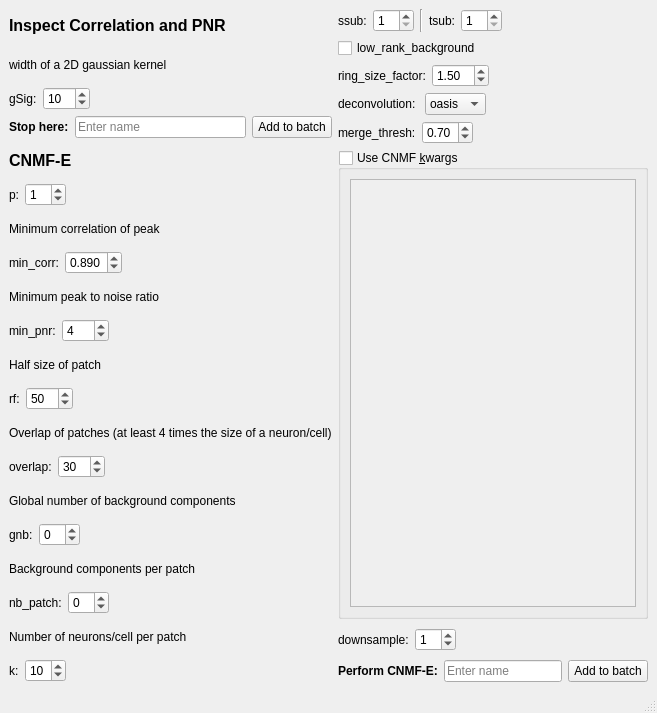
This is mesmerize_napari/ui_files/cnmfe_template.ui in nel-lab/mesmerize-napari as Qt 5 draws it before an edit. The edited form follows.
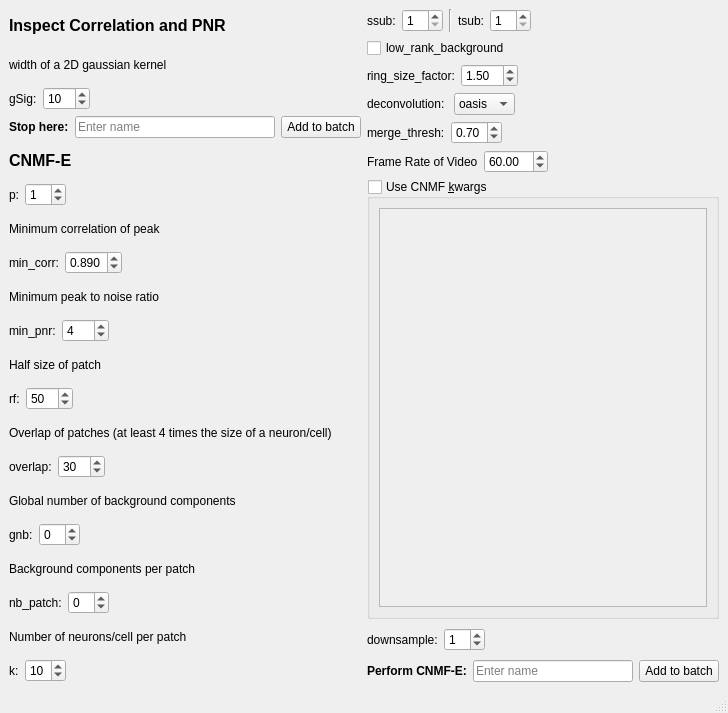
This is the edited form.

Commit message: added framerate spinbox in cnmfe/cnmf gui, added 'fr' param to cnmf and cnmfe kwargs

Diff of the .ui file:
```diff
--- a/mesmerize_napari/ui_files/cnmfe_template.ui
+++ b/mesmerize_napari/ui_files/cnmfe_template.ui
@@ -6,7 +6,7 @@
    <rect>
     <x>0</x>
     <y>0</y>
-    <width>657</width>
+    <width>728</width>
     <height>713</height>
    </rect>
   </property>
@@ -14,8 +14,8 @@
    <string>params cnmfe</string>
   </property>
   <widget class="QWidget" name="centralwidget">
-   <layout class="QHBoxLayout" name="horizontalLayout_8">
-    <item>
+   <layout class="QGridLayout" name="gridLayout">
+    <item row="0" column="0" rowspan="9">
      <layout class="QVBoxLayout" name="verticalLayout">
       <item>
        <widget class="QLabel" name="label_5">
@@ -455,9 +455,7 @@
       </item>
      </layout>
     </item>
-    <item>
-     <layout class="QVBoxLayout" name="verticalLayout_2">
-      <item>
+    <item row="0" column="1">
        <layout class="QHBoxLayout" name="horizontalLayout_23">
         <item>
          <widget class="QLabel" name="label_35">
@@ -518,14 +516,14 @@
         </item>
        </layout>
       </item>
-      <item>
+    <item row="1" column="1">
        <widget class="QCheckBox" name="checkBox_low_rank_background">
         <property name="text">
          <string>low_rank_background</string>
         </property>
        </widget>
       </item>
-      <item>
+    <item row="2" column="1">
        <layout class="QHBoxLayout" name="horizontalLayout_4">
         <item>
          <widget class="QLabel" name="label_6">
@@ -559,7 +557,7 @@
         </item>
        </layout>
       </item>
-      <item>
+    <item row="3" column="1">
        <layout class="QHBoxLayout" name="horizontalLayout_5">
         <item>
          <widget class="QLabel" name="label_4">
@@ -602,7 +600,7 @@
         </item>
        </layout>
       </item>
-      <item>
+    <item row="4" column="1">
        <layout class="QHBoxLayout" name="horizontalLayout_14">
         <item>
          <widget class="QLabel" name="label_22">
@@ -639,7 +637,41 @@
         </item>
        </layout>
       </item>
+    <item row="5" column="1">
+     <layout class="QHBoxLayout" name="horizontalLayout_8">
       <item>
+       <widget class="QLabel" name="label_12">
+        <property name="text">
+         <string>Frame Rate of Video</string>
+        </property>
+       </widget>
+      </item>
+      <item>
+       <widget class="QDoubleSpinBox" name="doubleSpinBoxFrameRate">
+        <property name="maximum">
+         <double>140.000000000000000</double>
+        </property>
+        <property name="value">
+         <double>60.000000000000000</double>
+        </property>
+       </widget>
+      </item>
+      <item>
+       <spacer name="horizontalSpacer_6">
+        <property name="orientation">
+         <enum>Qt::Horizontal</enum>
+        </property>
+        <property name="sizeHint" stdset="0">
+         <size>
+          <width>40</width>
+          <height>20</height>
+         </size>
+        </property>
+       </spacer>
+      </item>
+     </layout>
+    </item>
+    <item row="6" column="1">
        <widget class="QGroupBox" name="groupBox_cnmf_kwargs">
         <property name="toolTip">
          <string>You can enter additional kwargs to pass for CNMF instantiation.
@@ -669,7 +701,7 @@
         </layout>
        </widget>
       </item>
-      <item>
+    <item row="7" column="1">
        <layout class="QHBoxLayout" name="horizontalLayout_2">
         <item>
          <widget class="QLabel" name="label_3">
@@ -700,7 +732,7 @@
         </item>
        </layout>
       </item>
-      <item>
+    <item row="8" column="1">
        <layout class="QHBoxLayout" name="horizontalLayout_11">
         <item>
          <widget class="QLabel" name="label_18">
@@ -732,8 +764,6 @@
        </layout>
       </item>
      </layout>
-    </item>
-   </layout>
   </widget>
   <widget class="QMenuBar" name="menubar">
    <property name="geometry">
```
Left out of the diff: 4 changed lines with no effect on the pictures. Lines whose indentation alone changed are shown as unchanged. The commit also changes 5 other files.
